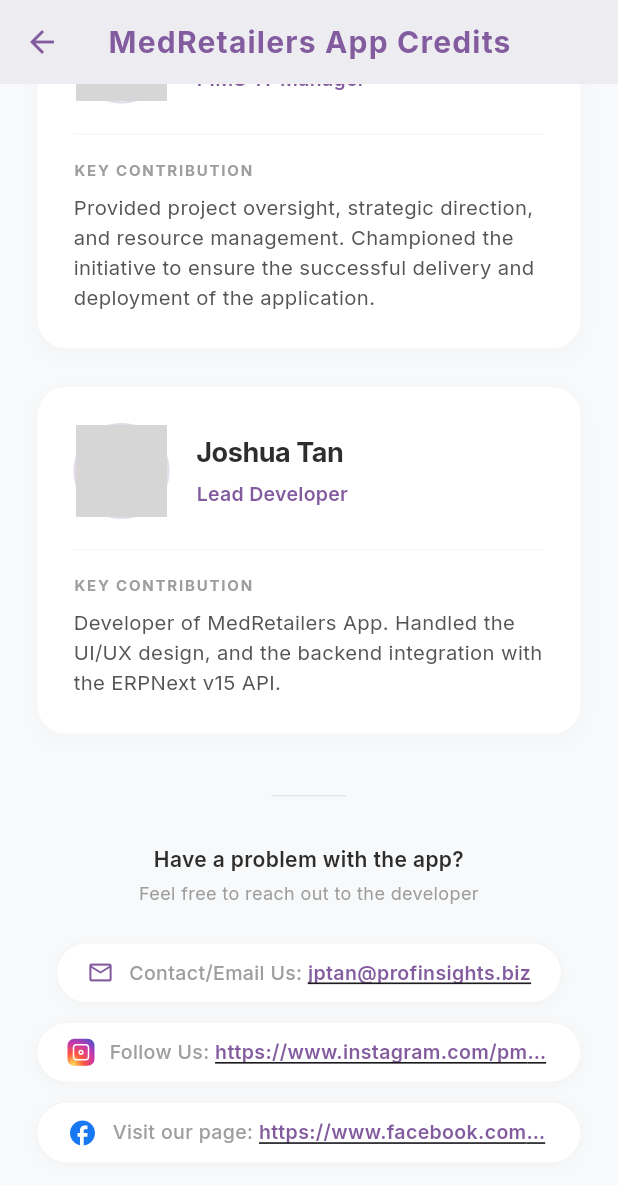
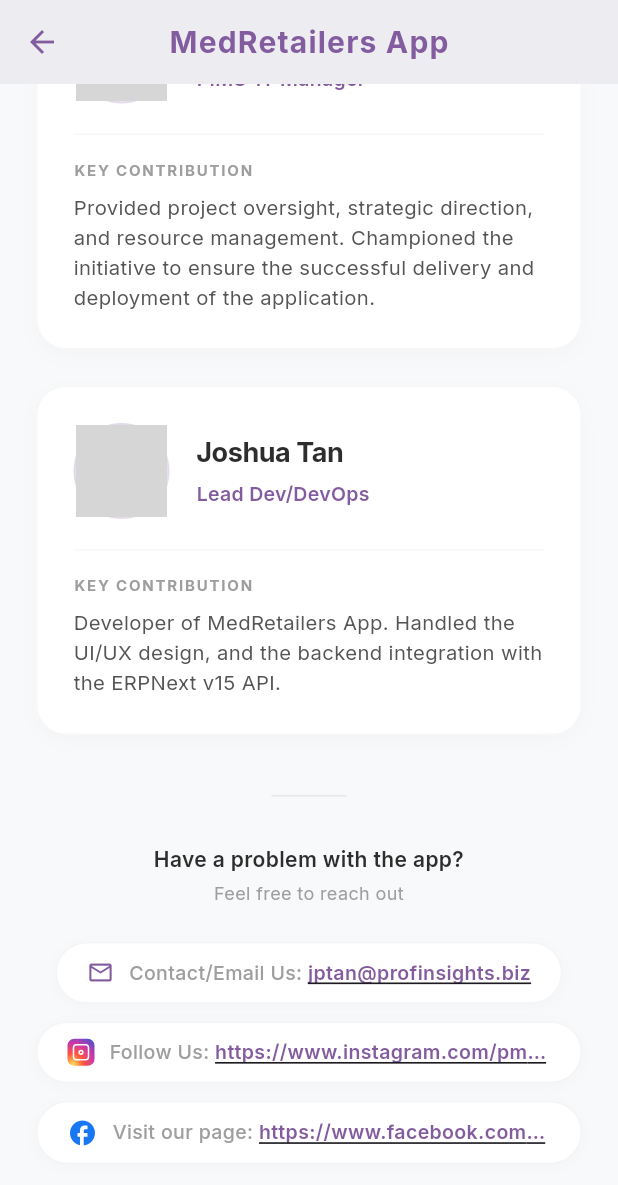
Before and after one commit to LetscodeJosh/MedRetailers-App, a Flutter app: the CreditsScreen screen opened directly, scrolled down 654 dp, on a phone screen of 412 x 824 dp. Shown: the top 1185 px of the screen. Run offline on Flutter 3.47's test engine with Material 3 defaults, Android fonts, the phone set to English and light mode, and no system bars; our stand-ins replace cookie_jar, dio, dio_cookie_manager, google_fonts, share_plus, shared_preferences; accounts and stored records are empty; grey boxes are pictures that could not be loaded.

Commit message:
style: update member positions and header titles in credits screen

```diff
--- a/lib/features/auth/credits_screen.dart
+++ b/lib/features/auth/credits_screen.dart
@@ -10,7 +10,7 @@ class CreditsScreen extends StatelessWidget {
     final List<Map<String, String>> teamMembers = [
       {
         'name': 'Mr. Allen Paul Miole',
-        'position': 'SFE-IT Head',
+        'position': 'PIMS SFE-IT Head',
         'contribution': 'Project Initiator, facilitated system requirements and business logic alignment. Bridged the gap between Sales Force Effectiveness operations and technical system implementation.',
         'imagePath': 'assets/images/placeholder_allen.png',
       },
@@ -22,7 +22,7 @@ class CreditsScreen extends StatelessWidget {
       },
       {
         'name': 'Joshua Tan',
-        'position': 'Lead Developer',
+        'position': 'Lead Dev/DevOps',
         'contribution': 'Developer of MedRetailers App. Handled the UI/UX design, and the backend integration with the ERPNext v15 API.',
         'imagePath': 'assets/images/placeholder_joshua.png',
       },
@@ -32,7 +32,7 @@ class CreditsScreen extends StatelessWidget {
       backgroundColor: AppTheme.background,
       appBar: AppBar(
         title: const Text(
-          "MedRetailers App Credits",
+          "MedRetailers App",
           style: TextStyle(
             fontWeight: FontWeight.w700,
             letterSpacing: 0.8,
@@ -142,7 +142,7 @@ class CreditsScreen extends StatelessWidget {
                     ),
                     const SizedBox(height: 4),
                     const Text(
-                      "Feel free to reach out to the developer",
+                      "Feel free to reach out",
                       textAlign: TextAlign.center,
                       style: TextStyle(
                         fontSize: 12,
```
